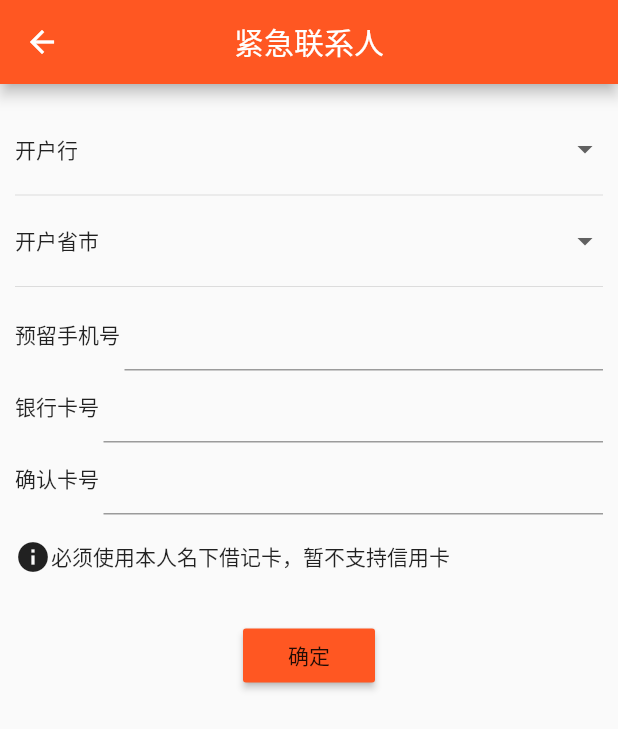
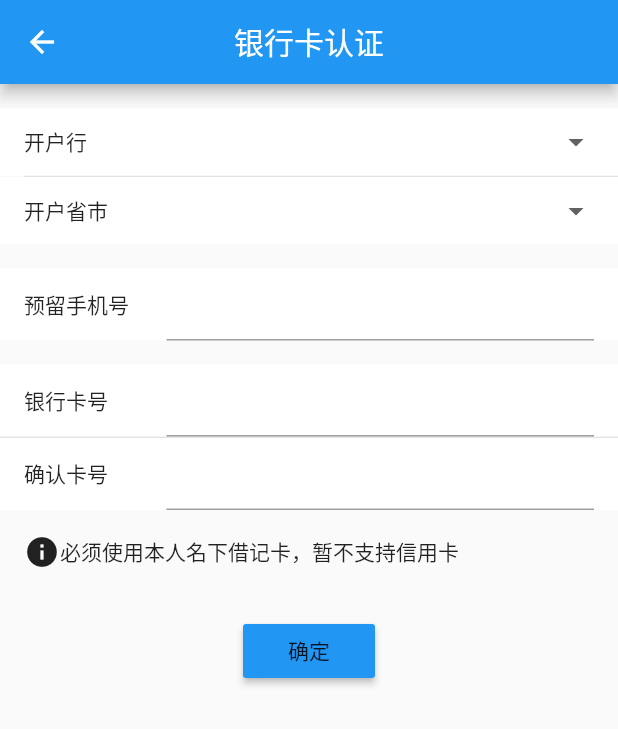
Before and after one commit to partnercloudsupport/release_app, a Flutter app: the BankCardValidPage screen opened directly with empty values, on a phone screen of 412 x 824 dp. Shown: the top 729 px of the screen. Run offline on Flutter 3.47's test engine with Material 2 defaults, Android fonts, the phone set to English and light mode, and no system bars; our stand-ins replace firebase_auth, firebase_database, firebase_storage, google_sign_in, image_picker, share and 1 more; missing offline and left inert: firebaseui; accounts and stored records are empty.

Commit message:
样式修改

```diff
--- a/lib/src/comm/Colors.dart
+++ b/lib/src/comm/Colors.dart
@@ -5,7 +5,7 @@ import 'package:flutter/material.dart';
  * Created by zgx on 2017/5/27.
  */
 class AppColors {
-  static MaterialColor primary = Colors.deepOrange;
+  static MaterialColor primary = Colors.blue;
   static Color bankCardCorlor = Colors.orangeAccent;
   static Color bankCardTextCorlor = Colors.white;
 }
--- a/lib/src/components/Approve/BankCardValiPage.dart
+++ b/lib/src/components/Approve/BankCardValiPage.dart
@@ -65,6 +65,8 @@ class _BankCardValidPageState extends State<BankCardValidPage> {
           _handleClick(index);
         },
         child: new Container(
+          padding: const EdgeInsets.only(left: 16.0, right: 16.0),
+          color: Colors.white,
           height: 45.0,
           child: new Row(
             mainAxisAlignment: MainAxisAlignment.spaceBetween,
@@ -101,13 +103,12 @@ class _BankCardValidPageState extends State<BankCardValidPage> {
 
     return new Scaffold(
       appBar: new AppBar(
-        title: const Text('紧急联系人'),
+        title: const Text('银行卡认证'),
         centerTitle: true,
       ),
       body: new Form(
         key: _fomrKey,
         child: new SingleChildScrollView(
-          padding: const EdgeInsets.only(left: 10.0, right: 10.0, top: 5.0),
           child: new Container(
             child: new Column(
               children: <Widget>[
@@ -116,18 +117,25 @@ class _BankCardValidPageState extends State<BankCardValidPage> {
                   child: new Column(
                     children: <Widget>[
                       _bottonInputItem('开户行', 0),
-                      new Divider(),
+                      new Divider(height: 1.0, indent: 16.0 ),
                       _bottonInputItem('开户省市', 1),
-                      new Divider(),
-                      new Row(
+                      new SizedBox(height: 16.0,),
+                      new Container(
+                        padding: const EdgeInsets.only(left: 16.0, right: 16.0),
+                        color: Colors.white,
+                        child: new Row(
                           mainAxisAlignment: MainAxisAlignment.center,
                           children: <Widget>[
-                          new Container(
+                            new Expanded(
                               child: new Text('预留手机号'),
-                            margin: const EdgeInsets.only(right: 3.0),
+                              flex: 1,
                             ),
                             new Expanded(
+                              flex: 3,
                               child: new TextFormField(
+                                decoration: new InputDecoration(
+                                    hideDivider: true
+                                ),
                                 controller: _phoneController != null
                                     ? _phoneController
                                     : null,
@@ -137,15 +145,24 @@ class _BankCardValidPageState extends State<BankCardValidPage> {
                             ),
                           ],
                         ),
-                      new Row(
+                      ),
+                      new SizedBox(height: 16.0,),
+                      new Container(
+                        padding: const EdgeInsets.only(left: 16.0, right: 16.0),
+                        color: Colors.white,
+                        child: new Row(
                           mainAxisAlignment: MainAxisAlignment.center,
                           children: <Widget>[
-                          new Container(
+                            new Expanded(
                               child: new Text('银行卡号'),
-                            margin: const EdgeInsets.only(right: 3.0),
+                              flex: 1,
                             ),
                             new Expanded(
+                              flex: 3,
                               child: new TextFormField(
+                                decoration: new InputDecoration(
+                                    hideDivider: true
+                                ),
                                 controller: _cardController != null
                                     ? _cardController
                                     : null,
@@ -155,15 +172,24 @@ class _BankCardValidPageState extends State<BankCardValidPage> {
                             ),
                           ],
                         ),
-                      new Row(
+                      ),
+                      new Divider(height: 1.0,),
+                      new Container(
+                        color: Colors.white,
+                        padding: const EdgeInsets.only(left: 16.0, right: 16.0),
+                        child: new Row(
                           mainAxisAlignment: MainAxisAlignment.center,
                           children: <Widget>[
-                          new Container(
+                            new Expanded(
                               child: new Text('确认卡号'),
-                            margin: const EdgeInsets.only(right: 3.0),
+                              flex: 1,
                             ),
                             new Expanded(
+                              flex: 3,
                               child: new TextFormField(
+                                decoration: new InputDecoration(
+                                    hideDivider: true
+                                ),
                                 controller: _confirmCardController != null
                                     ? _confirmCardController
                                     : null,
@@ -173,11 +199,13 @@ class _BankCardValidPageState extends State<BankCardValidPage> {
                             ),
                           ],
                         ),
+                      ),
                     ],
                   ),
                 ),
+                new SizedBox(height: 16.0,),
                 new Container(
-                  padding: const EdgeInsets.only(top: 16.0),
+                  padding: const EdgeInsets.only(left: 16.0),
                   child: new Row(
                     children: <Widget>[
                       const Icon(Icons.info),
--- a/lib/src/components/Approve/IdentityCertificate.dart
+++ b/lib/src/components/Approve/IdentityCertificate.dart
@@ -224,6 +224,7 @@ class _IdentityCertificateState extends State<IdentityCertificate> {
                   margin: const EdgeInsets.only(top: 5.0, bottom: 5.0),
                   height: 45.0,
                   child: new Container(
+                    color: Colors.white,
                       child: new InkWell(
                     onTap: () {
                       _handleClick(context, 0);
--- a/lib/src/components/MyApp.dart
+++ b/lib/src/components/MyApp.dart
@@ -30,6 +30,7 @@ class _MyAppState extends State<MyApp> {
   final ThemeData defaultThme = new ThemeData(
     brightness: Brightness.light,
     primarySwatch: AppColors.primary,
+    backgroundColor: Colors.grey.shade100,
 //    accentColor: Colors.blueAccent[400],
   );
 
```
Also changed, not shown: lib/src/components/Approve/ContactsPage.dart (+19 -7 lines), lib/src/components/Approve/PersonalInfo.dart (+15 -17 lines), lib/src/components/UserCenter/UserProfile.dart (+18 -9 lines), lib/src/components/singlePage/Approve.dart (+21 -17 lines). Lines whose indentation alone changed are shown as unchanged.
